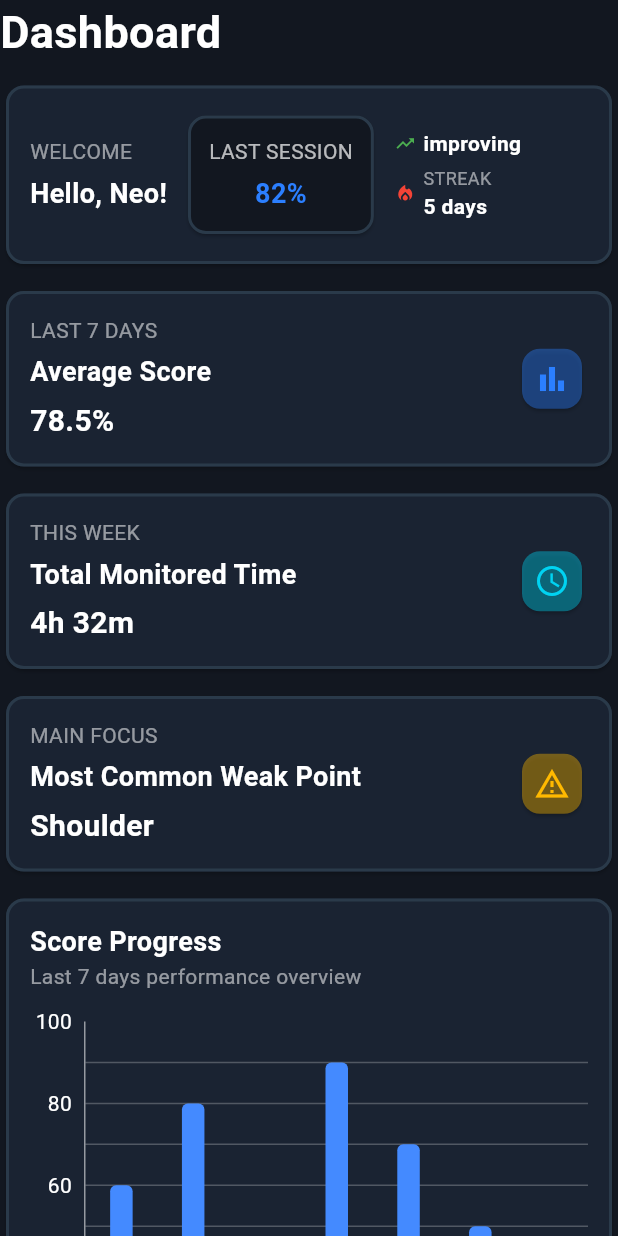
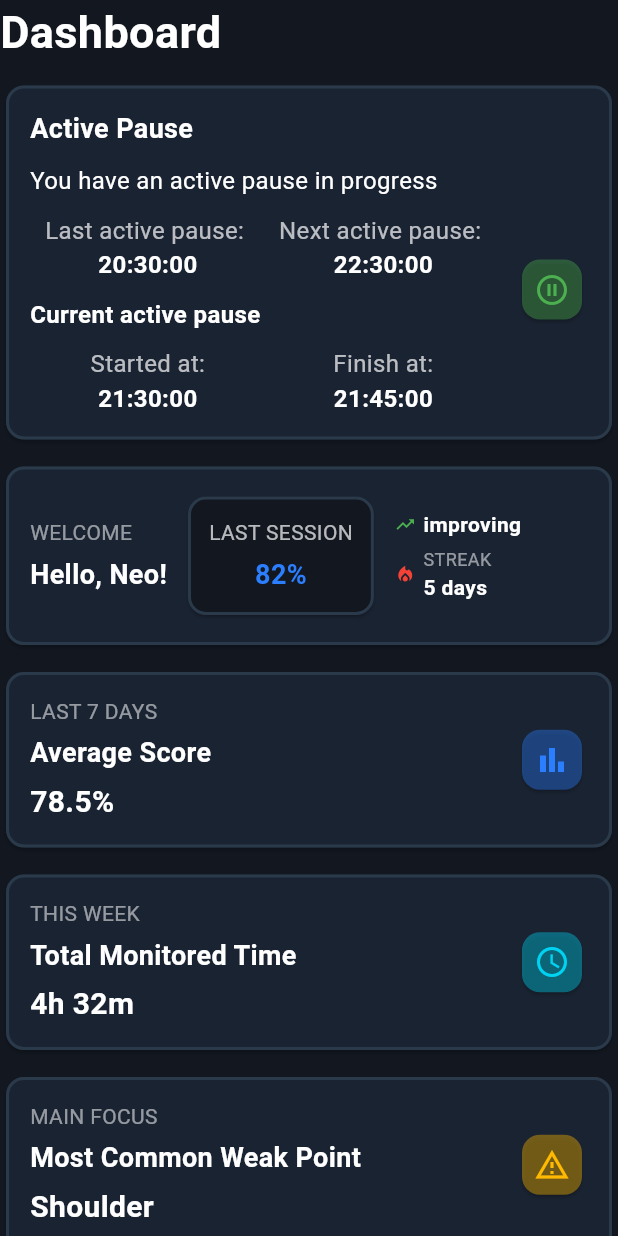
Before and after one commit to NRG7-Emergentes/ergovision-mobile, a Flutter app: the Dashboard screen opened directly, on a phone screen of 412 x 824 dp. Run offline on Flutter 3.47's test engine with Material 3 defaults, Android fonts, the phone set to English and light mode, and no system bars; drawn by our look-alikes of fl_chart.

Commit message:
feat(dashboard): add active pause widget.

```diff
--- /dev/null
+++ b/lib/monitoring/component/active_pause.dart
@@ -0,0 +1,153 @@
+import 'package:flutter/material.dart';
+
+class ActivePause extends StatefulWidget {
+  const ActivePause({super.key});
+
+  @override
+  State<ActivePause> createState() => _ActivePauseState();
+}
+
+class _ActivePauseState extends State<ActivePause> {
+  @override
+  Widget build(BuildContext context) {
+    bool hasPause = true;
+    return SizedBox(
+      width: double.infinity,
+      child: Card(
+        color: const Color(0xFF1A2332),
+        shape: RoundedRectangleBorder(
+          borderRadius: BorderRadius.circular(12),
+          side: const BorderSide(
+            color: Color(0xFF2A3A4A),
+            width: 2,
+          ),
+        ),
+        child: Padding(
+          padding: const EdgeInsets.all(16.0),
+          child: Column(
+            crossAxisAlignment: CrossAxisAlignment.start,
+            children: [
+              Text(
+                'Active Pause',
+                style: TextStyle(color: Colors.white, fontSize: 18, fontWeight: FontWeight.bold),
+              ),
+              SizedBox(height: 10),
+              Row(
+                children: [
+                  Expanded(
+                    child: Column(
+                      crossAxisAlignment: CrossAxisAlignment.start,
+                      children: hasPause
+                          ? [
+                            Text(
+                              'You have an active pause in progress',
+                              style: TextStyle(color: Colors.white, fontSize: 16),
+                            ),
+                            SizedBox(height: 10),
+                            Row(
+                                mainAxisAlignment: MainAxisAlignment.spaceBetween,
+                                children: [
+                                  Expanded(
+                                    child: Column(
+                                      children: [
+                                        Text(
+                                          'Last active pause: ',
+                                          style: TextStyle(color: Colors.white70, fontSize: 16),
+                                        ),
+                                        Text(
+                                          '20:30:00',
+                                          style: TextStyle(color: Colors.white, fontSize: 16, fontWeight: FontWeight.bold),
+                                        ),
+                                      ],
+                                    ),
+                                  ),
+                                  Expanded(
+                                    child: Column(
+                                      children: [
+                                        Text(
+                                          'Next active pause: ',
+                                          style: TextStyle(color: Colors.white70, fontSize: 16),
+                                        ),
+                                        Text(
+                                          '22:30:00',
+                                          style: TextStyle(color: Colors.white, fontSize: 16, fontWeight: FontWeight.bold),
+                                        ),
+                                      ],
+                                    ),
+                                  ),
+                                ],
+                              ),
+                            Column(
+                              crossAxisAlignment: CrossAxisAlignment.start,
+                              children: [
+                                SizedBox(height: 10),
+                                Text(
+                                  'Current active pause',
+                                  style: TextStyle(color: Colors.white, fontSize: 16, fontWeight: FontWeight.bold),
+                                ),
+                                SizedBox(height: 10),
+                                Row(
+                                  mainAxisAlignment: MainAxisAlignment.spaceBetween,
+                                  children: [
+                                    Expanded(
+                                      child: Column(
+                                        children: [
+                                          Text(
+                                            'Started at:',
+                                            style: TextStyle(color: Colors.white70, fontSize: 16),
+                                          ),
+                                          Text(
+                                            '21:30:00',
+                                            style: TextStyle(color: Colors.white, fontSize: 16, fontWeight: FontWeight.bold),
+                                          )
+                                        ],
+                                      ),
+                                    ),
+                                    Expanded(
+                                      child: Column(
+                                        children: [
+                                          Text(
+                                            'Finish at:',
+                                            style: TextStyle(color: Colors.white70, fontSize: 16),
+                                          ),
+                                          Text(
+                                            '21:45:00',
+                                            style: TextStyle(color: Colors.white, fontSize: 16, fontWeight: FontWeight.bold),
+                                          )
+                                        ],
+                                      ),
+                                    ),
+                                  ],
+                                ),
+
+
+                              ],
+                            )
+                            ]
+                          : [
+                              Text(
+                                'You have not initiated an active pause. Start an active pause to allow the application to monitor your breaks effectively.',
+                                style: TextStyle(color: Colors.white70, fontSize: 16),
+                              ),
+                            ],
+                    ),
+                  ),
+                  SizedBox(width: 10),
+                  SizedBox(
+                      child: Card(
+                        color: hasPause ? Color(0x664CAF50) : Color(0x66F44336),
+                        child: Padding(
+                          padding: const EdgeInsets.all(8.0),
+                          child: Icon(Icons.pause_circle_outline, color: hasPause ? Colors.green : Colors.red),
+                        ),
+                      )
+                  )
+                ],
+              )
+            ],
+          ),
+        ),
+      ),
+    );
+  }
+}
--- a/lib/shared/views/dashboard.dart
+++ b/lib/shared/views/dashboard.dart
@@ -1,3 +1,4 @@
+import 'package:ergovision/monitoring/component/active_pause.dart';
 import 'package:fl_chart/fl_chart.dart';
 import 'package:flutter/material.dart';
 
@@ -26,6 +27,8 @@ class _DashboardState extends State<Dashboard> {
                   style: TextStyle(color: Colors.white, fontSize: 30, fontWeight: FontWeight.bold),
                 )
             ),
+            const SizedBox(height: 10),
+            ActivePause(),
             const SizedBox(height: 10),
             SizedBox(
                 width: double.infinity,
```
